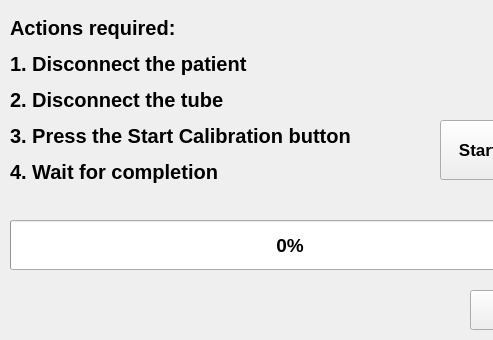
Qt form gui/calibration/spirometer.ui (fmselab/mvm-gui) before a commit; both pictures show x 0 to 493 and y 0 to 340 of the 800 by 340 pixel window.
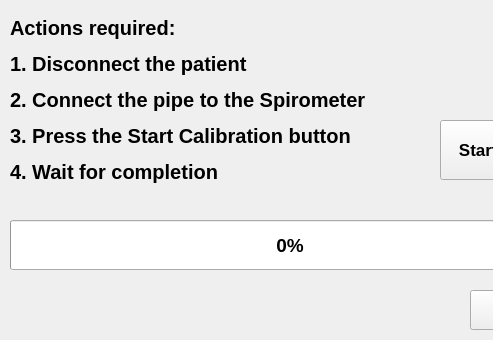
The same form after that commit.

Patch:
```diff
--- a/gui/calibration/spirometer.ui
+++ b/gui/calibration/spirometer.ui
@@ -30,7 +30,7 @@
     </font>
    </property>
    <property name="text">
-    <string>&lt;html&gt;&lt;head/&gt;&lt;body&gt;&lt;p&gt;Actions required:&lt;/p&gt;&lt;p&gt;1. Disconnect the patient&lt;/p&gt;&lt;p&gt;2. Disconnect the tube&lt;/p&gt;&lt;p&gt;3. Press the Start Calibration button&lt;/p&gt;&lt;p&gt;4. Wait for completion &lt;/p&gt;&lt;/body&gt;&lt;/html&gt;</string>
+    <string>&lt;html&gt;&lt;head/&gt;&lt;body&gt;&lt;p&gt;Actions required:&lt;/p&gt;&lt;p&gt;1. Disconnect the patient&lt;/p&gt;&lt;p&gt;2. Connect the pipe to the Spirometer&lt;/p&gt;&lt;p&gt;3. Press the Start Calibration button&lt;/p&gt;&lt;p&gt;4. Wait for completion &lt;/p&gt;&lt;/body&gt;&lt;/html&gt;</string>
    </property>
   </widget>
   <widget class="QPushButton" name="start_calibration">
```
